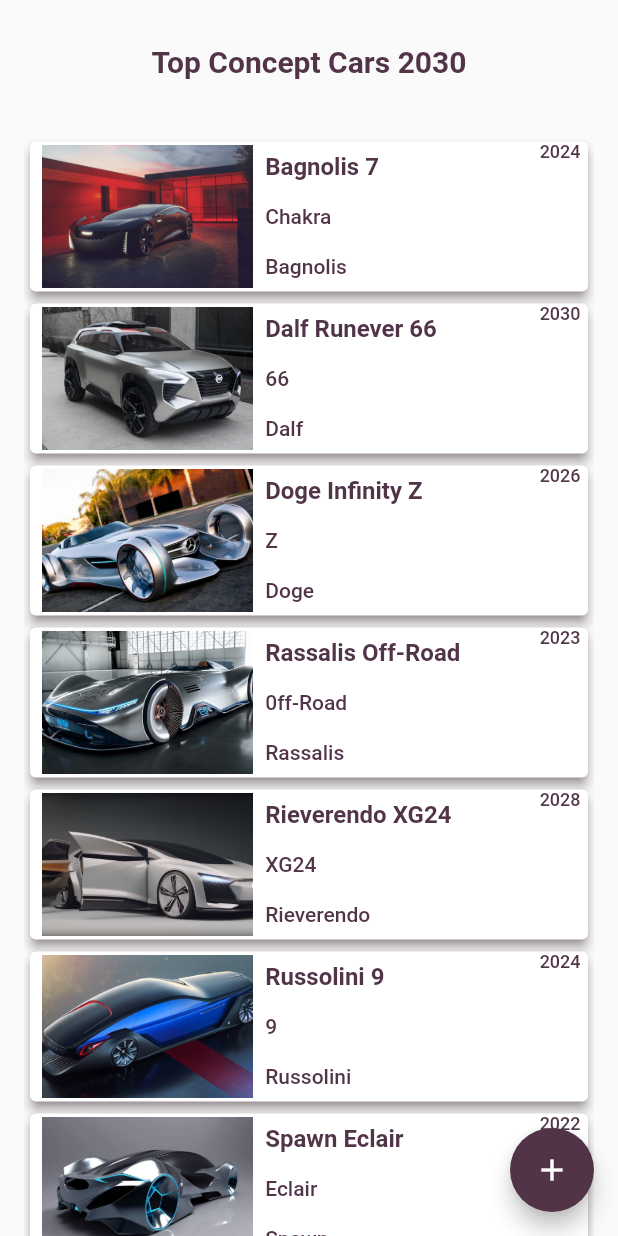
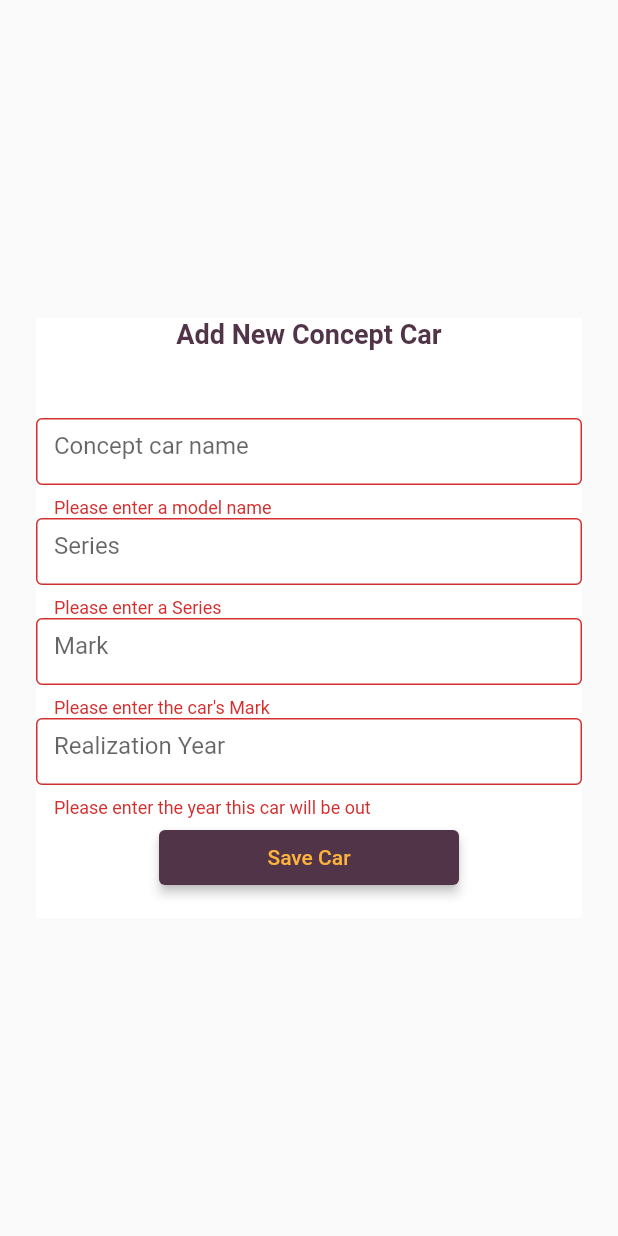
Before and after one commit to CodeBoy722/bagnole_viewer, a Flutter app: the screen it shows after launch, after a tap on the "add" icon, on a phone screen of 412 x 824 dp. Run offline on Flutter 3.47's test engine with Material 2 defaults, Android fonts, the phone set to English and light mode, and no system bars; our stand-ins replace cloud_firestore, firebase_core, get, get_it, injectable, rxdart; accounts and stored records are empty; Roboto replaces fonts that are missing (assets/fonts/Poppins-Bold.ttf).

Commit message:
firebase sync

```diff
--- /dev/null
+++ b/lib/controllers/form_controller.dart
@@ -0,0 +1,12 @@
+
+
+import 'package:get/get_state_manager/src/simple/get_controllers.dart';
+import 'package:injectable/injectable.dart';
+
+@injectable
+@singleton
+class FormController extends GetxController{
+
+
+
+}
--- a/lib/main.dart
+++ b/lib/main.dart
@@ -1,9 +1,10 @@
 import 'package:bagnole_viewer/bloc/CarsBloc.dart';
 import 'package:bagnole_viewer/controllers/State_controller.dart';
 import 'package:bagnole_viewer/di/injection.dart';
+import 'package:bagnole_viewer/ui/add_car_dialog.dart';
 import 'package:flutter/material.dart';
 import 'package:flutter/services.dart';
-import 'package:get/get_navigation/src/root/get_material_app.dart';
+import 'package:get/get.dart';
 import 'models/CarModel.dart';
 import 'package:firebase_core/firebase_core.dart';
 import 'firebase_options.dart';
@@ -126,7 +127,7 @@ class _MyHomePageState extends State<MyHomePage> {
       ),
       floatingActionButton: FloatingActionButton(
         onPressed: (){
-          //todo add new car
+          Get.to(const AddCarDialog());
         },
         tooltip: 'Increment',
         backgroundColor: const Color.fromRGBO(81, 52, 72, 1),
--- a/lib/models/CarModel.dart
+++ b/lib/models/CarModel.dart
@@ -1,13 +1,50 @@
 
+
+import 'package:cloud_firestore/cloud_firestore.dart';
 
 class CarModel{
 
-  final String model;
-  final String series;
-  final String mark;
-  final String year;
-  final String image;
+   String model = "";
+   String series = "";
+   String mark = "";
+   String year = "";
+   String image = "";
 
   CarModel(this.model, this.series, this.mark, this.year, this.image);
 
+  /* factory CarModel.fromSnapshot(QueryDocumentSnapshot snapshot) {
+      CarModel car = CarModel.fromJson(snapshot);
+      return car;
+   }
+
+   factory CarModel.fromJson(Map<String, dynamic> json) =>
+       _carModelFromJson(json);
+
+   Map<String, dynamic> toJson() => _carModelToJson(this);
+
+   @override
+   String toString() => 'Car Model $model';
 }
+
+CarModel _carModelFromJson(QueryDocumentSnapshot data) {
+   return CarModel(
+      data['model'],
+      data['series'],
+      data['mark'],
+      data['year'],
+      data['image'],
+   );
+}
+
+Map<String, dynamic> _carModelToJson(CarModel instance) {
+   return {
+      'model' : instance.model,
+      'series': instance.series,
+      'mark': instance.mark,
+      'year': instance.year,
+      'image': instance.image,
+   };
+}*/
+
+
+}
--- /dev/null
+++ b/lib/ui/add_car_dialog.dart
@@ -0,0 +1,202 @@
+
+
+import 'package:bagnole_viewer/models/CarModel.dart';
+import 'package:cloud_firestore/cloud_firestore.dart';
+import 'package:flutter/material.dart';
+import 'package:flutter/services.dart';
+import 'package:get/get.dart';
+import 'package:get/get_core/src/get_main.dart';
+import 'package:get/get_state_manager/src/rx_flutter/rx_obx_widget.dart';
+
+class AddCarDialog extends StatefulWidget{
+  const AddCarDialog({Key? key}) : super(key: key);
+
+  @override
+  State<AddCarDialog> createState() => _AddCarDialogState();
+}
+
+
+class _AddCarDialogState extends State<AddCarDialog>{
+
+  final _formKey = GlobalKey<FormState>();
+  final _newCar = CarModel("", "", "", "", "");
+
+  Future<void> saveNewCarToFirebase() async{
+    CollectionReference carsCollection = FirebaseFirestore.instance.collection("concept_cars");
+
+    return carsCollection.doc()//"r7sVBWiJ5gmdopM6i7tG"
+        .set({
+      'model': _newCar.model,
+      'series': _newCar.series,
+      'mark': _newCar.mark,
+      'year': _newCar.year,
+      'image': _newCar.image,
+    })
+        .catchError((onError) => {
+          ScaffoldMessenger.of(context).showSnackBar(
+            const SnackBar(content: Text("Failed to add new Concept Car")),
+          )
+    });
+  }
+
+  @override
+  Widget build(BuildContext context) {
+
+    return Scaffold(
+
+      body: Center(
+        child: Container(
+            height: 400,
+            width: double.infinity,
+            alignment: Alignment.center,
+            color: Colors.white,
+            margin: const EdgeInsetsDirectional.only(end: 24.0,start: 24.0, top: 0.0),
+
+            child: Form(
+              key: _formKey,
+              autovalidateMode: AutovalidateMode.always,
+
+              child: Column(
+                children: [
+                  const Expanded(
+                    flex: 1,
+                      child: Text( "Add New Concept Car", textAlign: TextAlign.center,
+                        style: TextStyle(
+                            fontSize: 18,
+                            fontFamily: "assets/fonts/Poppins-Bold.ttf",
+                            color: Color.fromRGBO(81, 52, 72, 1),
+                            fontWeight: FontWeight.w700
+                        ),
+                      ),
+                  ),
+
+                  Expanded(
+                    flex: 1,
+                    child:  TextFormField(
+                      decoration: const InputDecoration(
+                        border: OutlineInputBorder(),
+                        hintText: "Concept car name",
+                      ),
+                      validator: (value) {
+                        if (value == null || value.isEmpty) {
+                          return "Please enter a model name";
+                        }else{
+                          _newCar.model = value;
+                        }
+                        return null;
+                      },
+                      inputFormatters: [
+                        LengthLimitingTextInputFormatter(60)
+                      ],
+                    ),
+                  ),
+
+                  Expanded(
+                    flex: 1,
+                    child:  TextFormField(
+                      decoration: const InputDecoration(
+                        border: OutlineInputBorder(),
+                        hintText: "Series",
+                      ),
+                      validator: (value) {
+                        if (value == null || value.isEmpty) {
+                          return "Please enter a Series";
+                        }else{
+                          _newCar.series = value;
+                        }
+                        return null;
+                      },
+                      inputFormatters: [
+                        LengthLimitingTextInputFormatter(60)
+                      ],
+                    ),
+                  ),
+
+                  Expanded(
+                    flex: 1,
+                    child:  TextFormField(
+                      decoration: const InputDecoration(
+                        border: OutlineInputBorder(),
+                        hintText: "Mark",
+                      ),
+                      validator: (value) {
+                        if (value == null || value.isEmpty) {
+                          return "Please enter the car's Mark";
+                        }else{
+                          _newCar.mark = value;
+                        }
+                        return null;
+                      },
+                      inputFormatters: [
+                        LengthLimitingTextInputFormatter(60)
+                      ],
+                    ),
+                  ),
+
+                  Expanded(
+                    flex: 1,
+                    child:  TextFormField(
+                      decoration: const InputDecoration(
+                        border: OutlineInputBorder(),
+                        hintText: "Realization Year",
+                      ),
+                      validator: (value) {
+                        if (value == null || value.isEmpty) {
+                          return "Please enter the year this car will be out";
+                        }else{
+                          _newCar.year = value;
+                        }
+                        return null;
+                      },
+                      inputFormatters: [
+                        LengthLimitingTextInputFormatter(60)
+                      ],
+                    ),
+                  ),
+
+                  Expanded(
+                      flex: 1,
+                      child: Container(
+                        width: 200,
+                        margin: const EdgeInsetsDirectional.only(start: 16.0,end: 16.0,top: 8.0,bottom: 22.0),
+                        height: 80,
+                        child: TextButton(
+                          onPressed: () async{
+                            // Validate returns true if the form is valid, or false otherwise.
+                            if (_formKey.currentState!.validate()) {
+                              // If the form is valid, display a snackbar. In the real world,
+                              // you'd often call a server or save the information in a database.
+                              ScaffoldMessenger.of(context).showSnackBar(
+                                const SnackBar(content: Text("Saving new Concept car")),
+                              );
+                              _newCar.image = "assets/drawable/volce_16.jpg";
+                              await saveNewCarToFirebase();
+                              Get.back();
+                            }
+                          },
+
+                          style: TextButton.styleFrom(
+                              backgroundColor: const Color.fromRGBO(81, 52, 72, 1),
+                              elevation: 3,
+                              alignment: Alignment.center,
+                              fixedSize: const Size(200, 25)
+                          ),
+
+                          child: const Text("Save Car",
+                              style: TextStyle(color: Color.fromRGBO(252, 178, 61, 1))
+                          ),
+                        ),
+                      )
+                  )
+
+                ],
+              ),
+            )
+
+        ),
+      ),
+    );
+
+  }
+
+}
```
